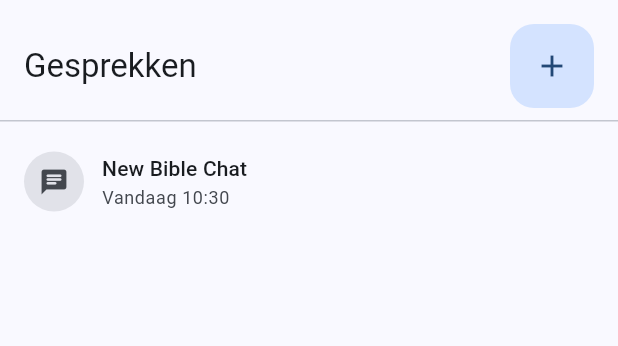
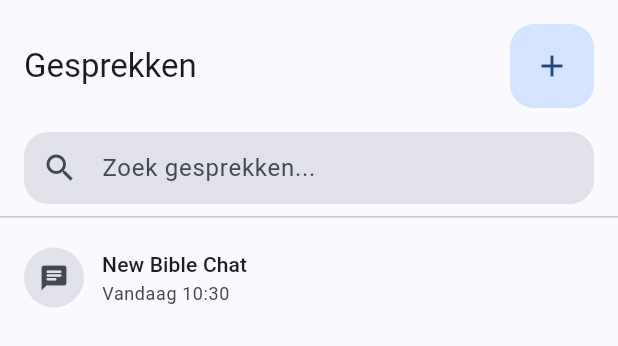
Before and after one commit to thomasboom/BijbelBot, a Flutter app: the ConversationHistorySidebar widget shown alone on an empty page, opened directly, on a phone screen of 412 x 824 dp. Shown: the top 346 px of the screen. Run offline on Flutter 3.47's test engine with Material 3 defaults, Android fonts, the phone set to English and light mode, and no system bars; our stand-ins replace flutter_markdown, shared_preferences; accounts and stored records are empty.

Commit message:
Added search

```diff
--- a/lib/widgets/conversation_history_sidebar.dart
+++ b/lib/widgets/conversation_history_sidebar.dart
@@ -11,7 +11,8 @@ import '../providers/bible_chat_provider.dart';
 /// - Dynamic color from theme colorScheme
 /// - M3 shape system for list items
 /// - Expressive motion for interactions
-class ConversationHistorySidebar extends StatelessWidget {
+/// - Search functionality to filter conversations
+class ConversationHistorySidebar extends StatefulWidget {
   final Function(BibleChatConversation)? onConversationSelected;
   final Function()? onNewConversation;
   final String? selectedConversationId;
@@ -24,10 +25,36 @@ class ConversationHistorySidebar extends StatelessWidget {
   });
 
   @override
+  State<ConversationHistorySidebar> createState() => _ConversationHistorySidebarState();
+}
+
+class _ConversationHistorySidebarState extends State<ConversationHistorySidebar> {
+  final TextEditingController _searchController = TextEditingController();
+  String _searchQuery = '';
+
+  @override
+  void dispose() {
+    _searchController.dispose();
+    super.dispose();
+  }
+
+  List<BibleChatConversation> _filterConversations(List<BibleChatConversation> conversations) {
+    if (_searchQuery.isEmpty) {
+      return conversations;
+    }
+    final query = _searchQuery.toLowerCase();
+    return conversations.where((conversation) {
+      final title = (conversation.title ?? '').toLowerCase();
+      return title.contains(query);
+    }).toList();
+  }
+
+  @override
   Widget build(BuildContext context) {
     final localizations = AppLocalizations.of(context)!;
     final provider = Provider.of<BibleChatProvider>(context);
-    final conversations = provider.conversationsByLastActivity.reversed.toList();
+    final allConversations = provider.conversationsByLastActivity.reversed.toList();
+    final filteredConversations = _filterConversations(allConversations);
     final colorScheme = Theme.of(context).colorScheme;
     final textTheme = Theme.of(context).textTheme;
 
@@ -48,7 +75,7 @@ class ConversationHistorySidebar extends StatelessWidget {
               ),
               // M3 Expressive FAB for new conversation
               FloatingActionButton(
-                onPressed: onNewConversation,
+                onPressed: widget.onNewConversation,
                 backgroundColor: colorScheme.primaryContainer,
                 foregroundColor: colorScheme.onPrimaryContainer,
                 elevation: 0,
@@ -58,6 +85,41 @@ class ConversationHistorySidebar extends StatelessWidget {
                 child: const Icon(Icons.add),
               ),
             ],
+          ),
+        ),
+
+        // Search field
+        Padding(
+          padding: const EdgeInsets.symmetric(horizontal: 16, vertical: 8),
+          child: TextField(
+            controller: _searchController,
+            onChanged: (value) {
+              setState(() {
+                _searchQuery = value;
+              });
+            },
+            decoration: InputDecoration(
+              hintText: 'Zoek gesprekken...',
+              prefixIcon: const Icon(Icons.search),
+              suffixIcon: _searchQuery.isNotEmpty
+                  ? IconButton(
+                      icon: const Icon(Icons.clear),
+                      onPressed: () {
+                        _searchController.clear();
+                        setState(() {
+                          _searchQuery = '';
+                        });
+                      },
+                    )
+                  : null,
+              filled: true,
+              fillColor: colorScheme.surfaceContainerHighest,
+              border: OutlineInputBorder(
+                borderRadius: BorderRadius.circular(28),
+                borderSide: BorderSide.none,
+              ),
+              contentPadding: const EdgeInsets.symmetric(horizontal: 16, vertical: 12),
+            ),
           ),
         ),
 
@@ -76,17 +138,17 @@ class ConversationHistorySidebar extends StatelessWidget {
                     color: colorScheme.primary,
                   ),
                 )
-              : conversations.isEmpty
-                  ? _buildEmptyState(colorScheme, textTheme)
+              : filteredConversations.isEmpty
+                  ? _buildEmptyState(colorScheme, textTheme, _searchQuery.isNotEmpty)
                   : ListView.builder(
                       padding: const EdgeInsets.symmetric(vertical: 8),
-                      itemCount: conversations.length,
+                      itemCount: filteredConversations.length,
                       itemBuilder: (context, index) {
-                        final conversation = conversations[index];
+                        final conversation = filteredConversations[index];
                         return ConversationItem(
                           conversation: conversation,
-                          isSelected: selectedConversationId == conversation.id,
-                          onTap: () => onConversationSelected?.call(conversation),
+                          isSelected: widget.selectedConversationId == conversation.id,
+                          onTap: () => widget.onConversationSelected?.call(conversation),
                         );
                       },
                     ),
@@ -96,27 +158,27 @@ class ConversationHistorySidebar extends StatelessWidget {
   }
 
   /// M3 Expressive empty state
-  Widget _buildEmptyState(ColorScheme colorScheme, TextTheme textTheme) {
+  Widget _buildEmptyState(ColorScheme colorScheme, TextTheme textTheme, bool isSearchResult) {
     return Padding(
       padding: const EdgeInsets.all(24),
       child: Column(
         mainAxisAlignment: MainAxisAlignment.center,
         children: [
           Icon(
-            Icons.chat_bubble_outline_rounded,
+            isSearchResult ? Icons.search_off_rounded : Icons.chat_bubble_outline_rounded,
             size: 64,
             color: colorScheme.onSurfaceVariant.withValues(alpha: 0.5),
           ),
           const SizedBox(height: 16),
           Text(
-            'Geen gesprekken',
+            isSearchResult ? 'Geen resultaten' : 'Geen gesprekken',
             style: textTheme.titleMedium?.copyWith(
               color: colorScheme.onSurface,
             ),
           ),
           const SizedBox(height: 8),
           Text(
-            'Begin een nieuw gesprek om hier te verschijnen',
+            isSearchResult ? 'Probeer een andere zoekterm' : 'Begin een nieuw gesprek om hier te verschijnen',
             style: textTheme.bodyMedium?.copyWith(
               color: colorScheme.onSurfaceVariant,
             ),
```
